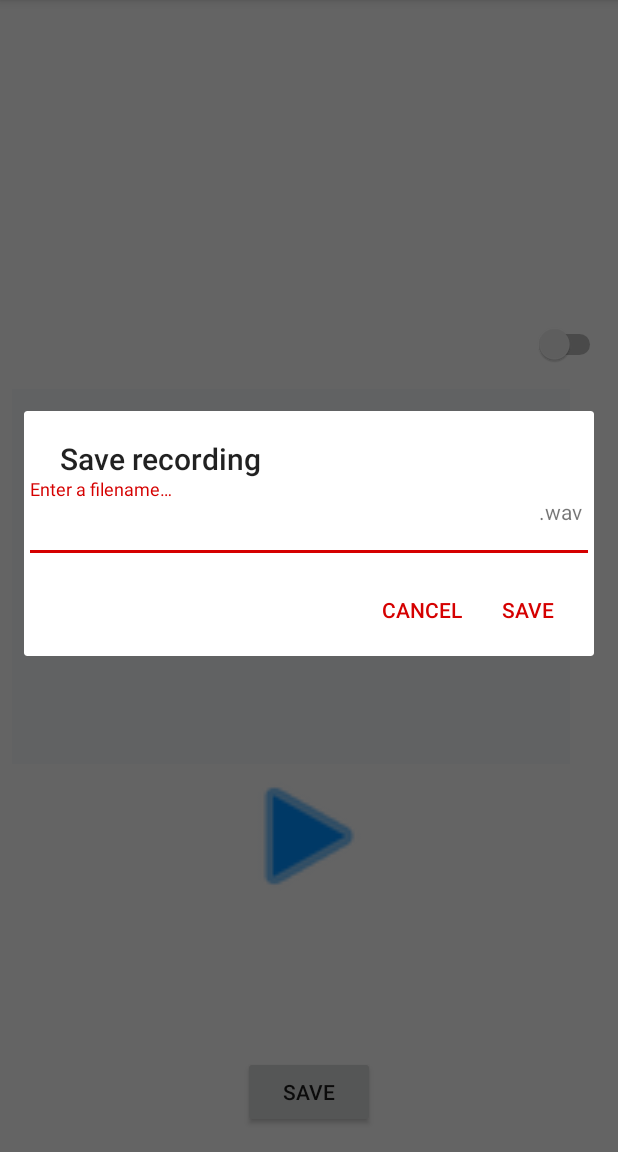
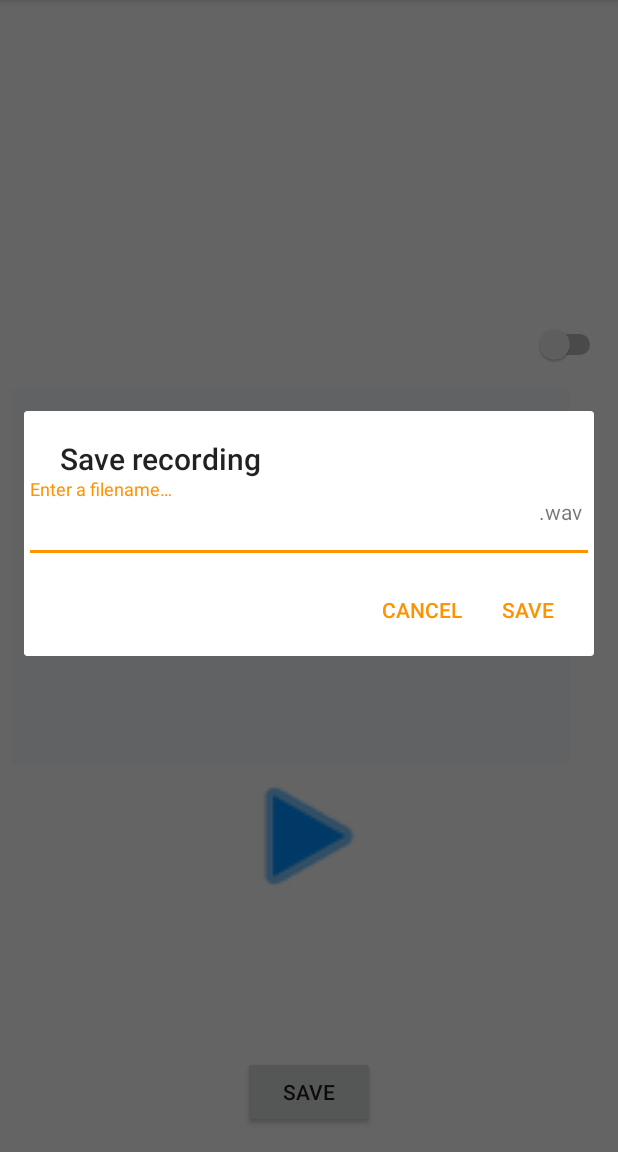
Before and after one commit to olliechick/hivo, an Android app: the screen it shows after launch (MainActivity), after a tap on "SAVE", on a phone screen of 412 x 824 dp, the part 84-1236 px from its top. Run offline under Robolectric (Android 15) with nearby library versions, the phone set to English and light mode, and no system bars.

Commit message:
Change blue primary colour slightly, and make 2ndry colour orange
It was red, but that gets confusing as red is used for invalid data

```diff
--- a/app/src/main/res/values/colors.xml
+++ b/app/src/main/res/values/colors.xml
@@ -1,6 +1,6 @@
 <?xml version="1.0" encoding="utf-8"?>
 <resources>
-    <color name="colorPrimary">#008EFF</color>
-    <color name="colorPrimaryDark">#1769A9</color>
-    <color name="colorAccent">#D50000</color>
+    <color name="colorPrimary">#0090FF</color>
+    <color name="colorPrimaryDark">#0066B4</color>
+    <color name="colorAccent">#FF9200</color>
 </resources>
```
